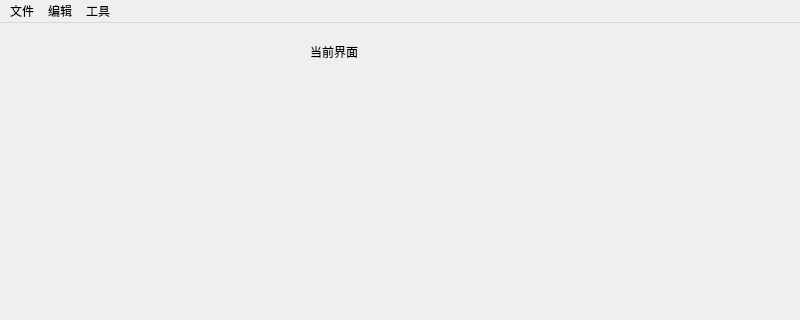
The window that main/ui/mainwindow.ui (3548848289/SmartDesk) describes before a commit, drawn with Qt 5; both pictures show x 0 to 800 and y 0 to 320 of the 800 by 600 pixel window.
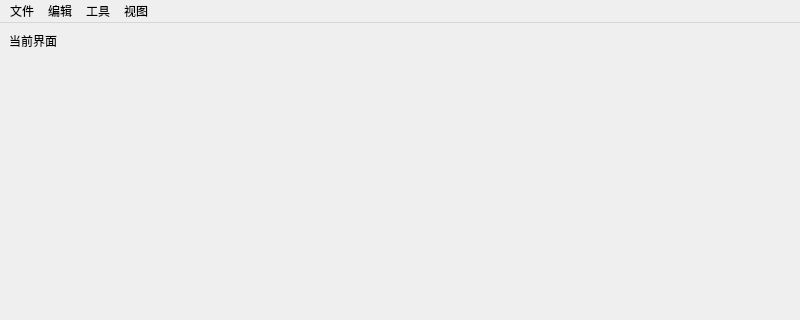
The same window after the commit. Icons and pictures are not drawn.

What changed in the file:
```diff
--- a/main/ui/mainwindow.ui
+++ b/main/ui/mainwindow.ui
@@ -24,15 +24,8 @@
    <property name="styleSheet">
     <string notr="true"/>
    </property>
-   <widget class="QWidget" name="verticalLayoutWidget">
-    <property name="geometry">
-     <rect>
-      <x>310</x>
-      <y>20</y>
-      <width>221</width>
-      <height>421</height>
-     </rect>
-    </property>
+   <layout class="QGridLayout" name="gridLayout_3">
+    <item row="0" column="0">
     <layout class="QVBoxLayout" name="verticalLayout">
      <item>
       <widget class="QWidget" name="combinedWidget" native="true">
@@ -79,7 +72,8 @@
       </widget>
      </item>
     </layout>
-   </widget>
+    </item>
+   </layout>
   </widget>
   <widget class="QMenuBar" name="menubar">
    <property name="geometry">
@@ -127,9 +121,29 @@
     <addaction name="actionfind"/>
     <addaction name="actiontest"/>
    </widget>
+   <widget class="QMenu" name="menu_2">
+    <property name="title">
+     <string>视图</string>
+    </property>
+    <widget class="QMenu" name="menuFuction">
+     <property name="title">
+      <string>模型</string>
+     </property>
+     <addaction name="Function1"/>
+     <addaction name="Function2"/>
+     <addaction name="Function3"/>
+     <addaction name="Function4"/>
+     <addaction name="Function5"/>
+     <addaction name="Function6"/>
+     <addaction name="Function7"/>
+     <addaction name="Function8"/>
+    </widget>
+    <addaction name="menuFuction"/>
+   </widget>
    <addaction name="menufile"/>
    <addaction name="menuaction"/>
    <addaction name="menu"/>
+   <addaction name="menu_2"/>
   </widget>
   <widget class="QStatusBar" name="statusbar"/>
   <action name="actionopen">
```
Left out of the diff: 124 changed lines with no effect on the pictures. Lines whose indentation alone changed are shown as unchanged.
